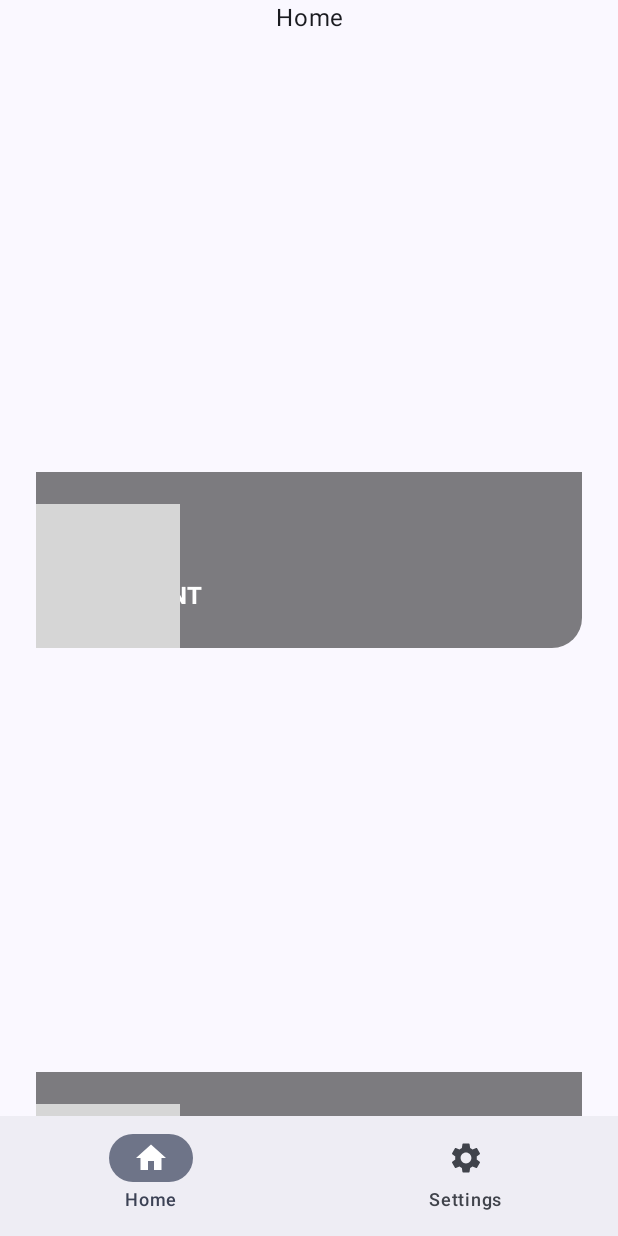
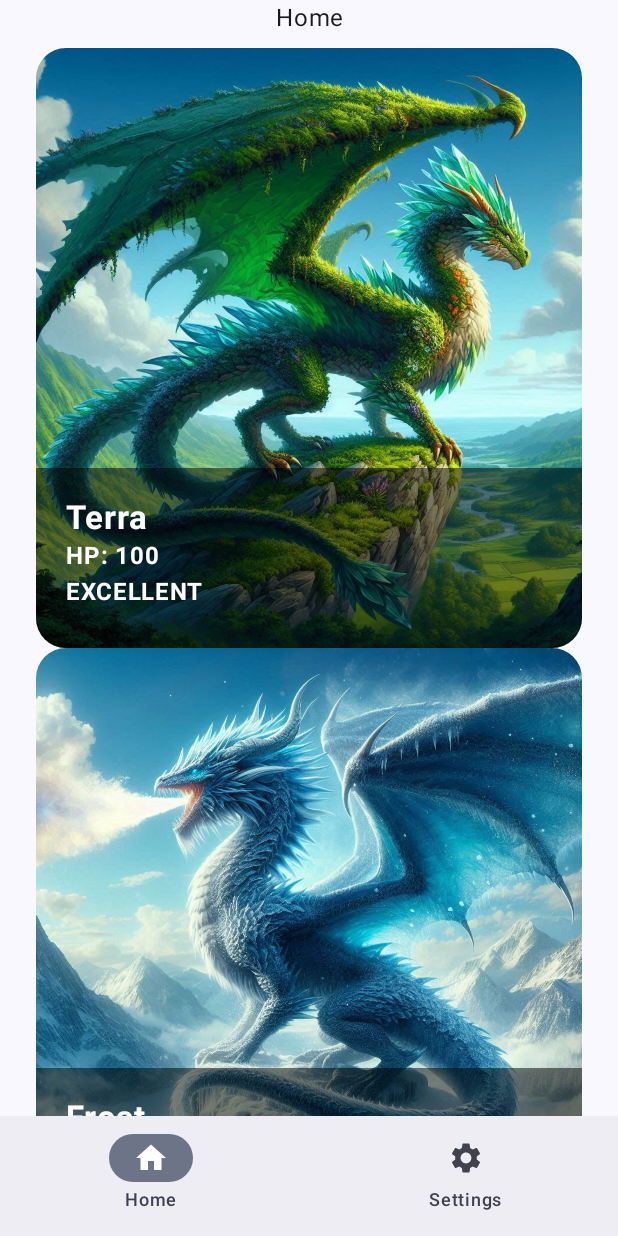
Before and after one commit to phantuan03391/monster, an Android app built with Jetpack Compose: the HomeScreen screen opened through its navigation route, on a phone screen of 412 x 824 dp. Run offline under Robolectric (Android 15) with nearby library versions, the phone set to English and light mode, and no system bars; our stand-ins replace Dagger/Hilt's generated code; grey boxes are pictures that could not be loaded.

Commit message:
add more monster images

```diff
--- a/android/app/src/main/java/com/kyo/monster/data/repository/HomeRepositoryImpl.kt
+++ b/android/app/src/main/java/com/kyo/monster/data/repository/HomeRepositoryImpl.kt
@@ -66,6 +66,13 @@ class HomeRepositoryImpl @Inject constructor() : IHomeRepository {
                 type = listOf(MonsterType.FLYING),
                 rate = MonsterRating.VERY_GOOD,
                 image = R.drawable.img_zephyr
+            ), Monster(
+                id = "8",
+                name = "Abyssal",
+                hp = 88,
+                type = listOf(MonsterType.WATER, MonsterType.DARK),
+                rate = MonsterRating.VERY_GOOD,
+                image = R.drawable.img_abyssal
             )
         )
     }
--- a/android/app/src/main/java/com/kyo/monster/ui/screen/home/HomeScreen.kt
+++ b/android/app/src/main/java/com/kyo/monster/ui/screen/home/HomeScreen.kt
@@ -81,9 +81,7 @@ fun HomeMonsterListSection(monsters: List<Monster>) {
 @Composable
 fun MonsterCard(monster: Monster) {
     Box(
-        modifier = Modifier
-            .height(400.dp)
-            .padding(top = 8.dp),
+        modifier = Modifier.height(400.dp),
         contentAlignment = Alignment.BottomStart
     ) {
         Surface(shape = RoundedCornerShape(20.dp)) {
```
Also changed, not shown: android/app/src/main/res/drawable/img_abyssal.jpg (added), android/app/src/main/res/drawable/img_blast.jpg (added), android/app/src/main/res/drawable/img_frost.jpg (added), android/app/src/main/res/drawable/img_panda.jpg (added), android/app/src/main/res/drawable/img_shadow.jpg (added), android/app/src/main/res/drawable/img_solara.jpg (added), android/app/src/main/res/drawable/img_terra.jpg (added), android/app/src/main/res/drawable/img_zephyr.jpg (added).
